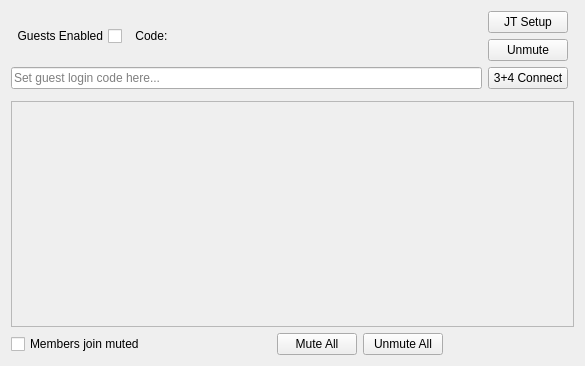
Qt form src/rehearsalchef/chefform.ui (alexcoy257/lrnet) before a commit.
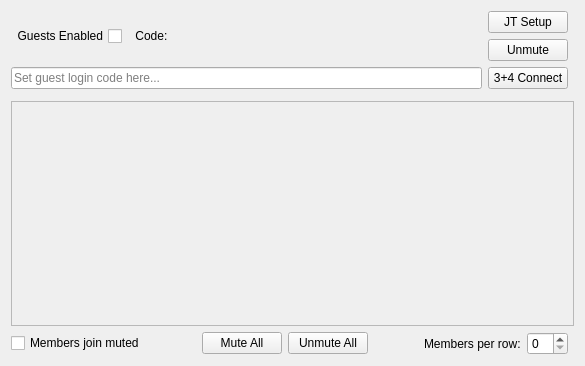
The same form after that commit. Custom widgets are drawn as their Qt base class.

Commit message: Added compressor timers, and changed ChefForm ChannelStripArea layout

The edit to the form file:
```diff
--- a/src/rehearsalchef/chefform.ui
+++ b/src/rehearsalchef/chefform.ui
@@ -116,8 +116,14 @@
    </item>
    <item row="5" column="0" colspan="2">
     <widget class="QScrollArea" name="m_channelStripScrollArea">
+     <property name="sizePolicy">
+      <sizepolicy hsizetype="Expanding" vsizetype="Expanding">
+       <horstretch>0</horstretch>
+       <verstretch>1</verstretch>
+      </sizepolicy>
+     </property>
      <property name="sizeAdjustPolicy">
-      <enum>QAbstractScrollArea::AdjustIgnored</enum>
+      <enum>QAbstractScrollArea::AdjustToContents</enum>
      </property>
      <property name="widgetResizable">
       <bool>true</bool>
@@ -131,6 +137,12 @@
         <height>179</height>
        </rect>
       </property>
+      <property name="sizePolicy">
+       <sizepolicy hsizetype="Preferred" vsizetype="Preferred">
+        <horstretch>0</horstretch>
+        <verstretch>0</verstretch>
+       </sizepolicy>
+      </property>
      </widget>
     </widget>
    </item>
@@ -183,6 +195,16 @@
        </property>
       </spacer>
      </item>
+     <item>
+      <widget class="QLabel" name="label_2">
+       <property name="text">
+        <string>Members per row:</string>
+       </property>
+      </widget>
+     </item>
+     <item>
+      <widget class="QSpinBox" name="rowSpinBox"/>
+     </item>
     </layout>
    </item>
    <item row="3" column="1">
```
The commit also changes 8 other files.
